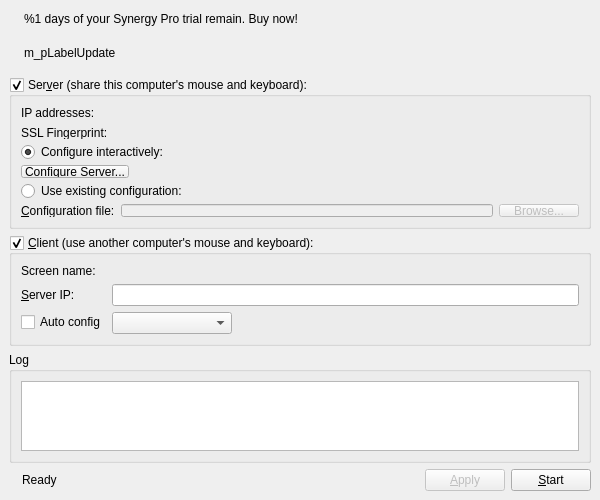
The window that src/gui/src/MainWindowBase.ui (deskflow/deskflow) describes before a commit, drawn with Qt 5.
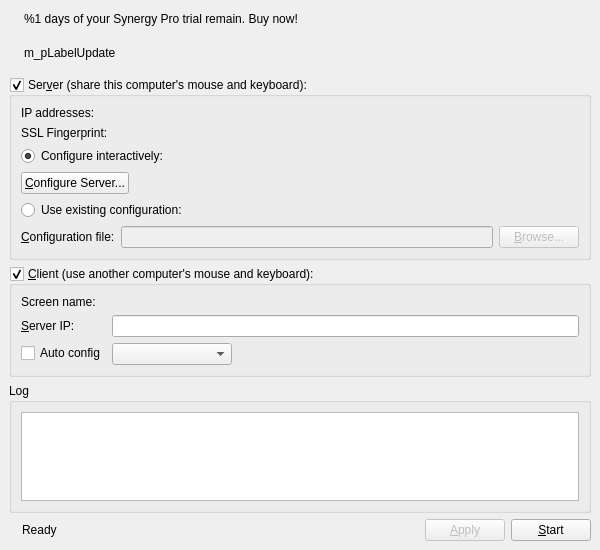
The same window after the commit. Icons and pictures are not drawn.

Commit message: Attempt to fix squashed main UI

```diff
--- a/src/gui/src/MainWindowBase.ui
+++ b/src/gui/src/MainWindowBase.ui
@@ -7,7 +7,7 @@
     <x>0</x>
     <y>0</y>
     <width>600</width>
-    <height>500</height>
+    <height>550</height>
    </rect>
   </property>
   <property name="sizePolicy">
@@ -132,7 +132,7 @@
     <item>
      <widget class="QGroupBox" name="m_pGroupServer">
       <property name="sizePolicy">
-       <sizepolicy hsizetype="Preferred" vsizetype="Fixed">
+       <sizepolicy hsizetype="Preferred" vsizetype="Preferred">
         <horstretch>0</horstretch>
         <verstretch>0</verstretch>
        </sizepolicy>
@@ -270,7 +270,7 @@
     <item>
      <widget class="QGroupBox" name="m_pGroupClient">
       <property name="sizePolicy">
-       <sizepolicy hsizetype="Preferred" vsizetype="Fixed">
+       <sizepolicy hsizetype="Preferred" vsizetype="Preferred">
         <horstretch>0</horstretch>
         <verstretch>0</verstretch>
        </sizepolicy>
@@ -325,7 +325,7 @@
        <item row="3" column="1">
         <widget class="QComboBox" name="m_pComboServerList">
          <property name="sizePolicy">
-          <sizepolicy hsizetype="Maximum" vsizetype="Fixed">
+          <sizepolicy hsizetype="Maximum" vsizetype="Preferred">
            <horstretch>0</horstretch>
            <verstretch>0</verstretch>
           </sizepolicy>
```
